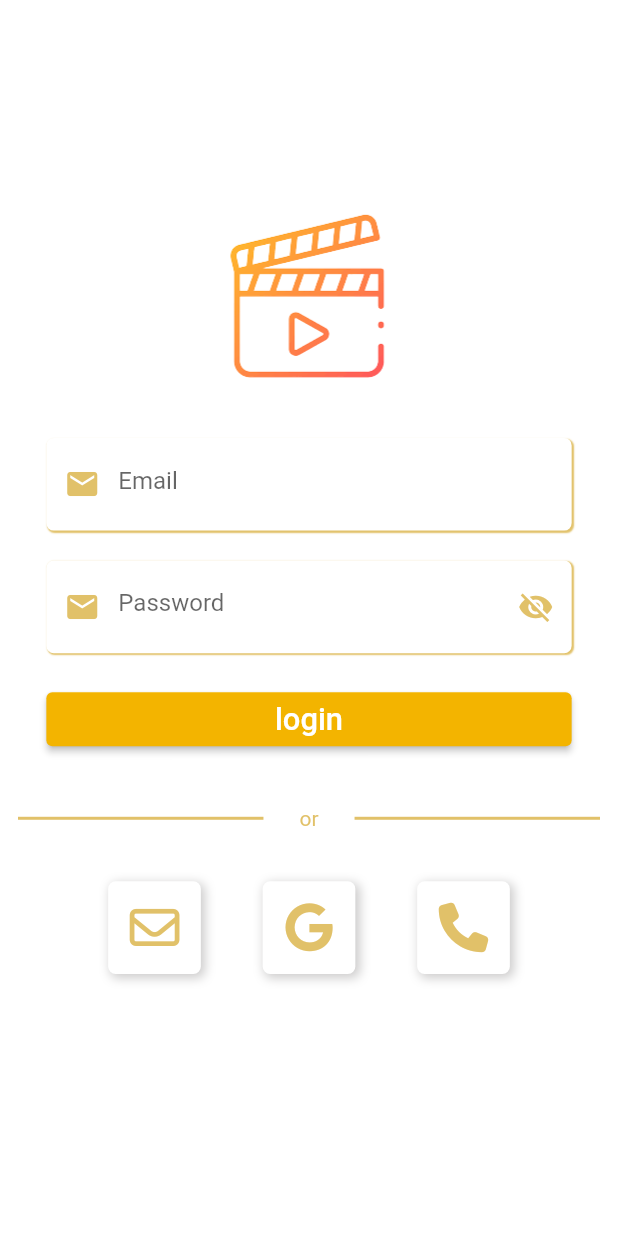
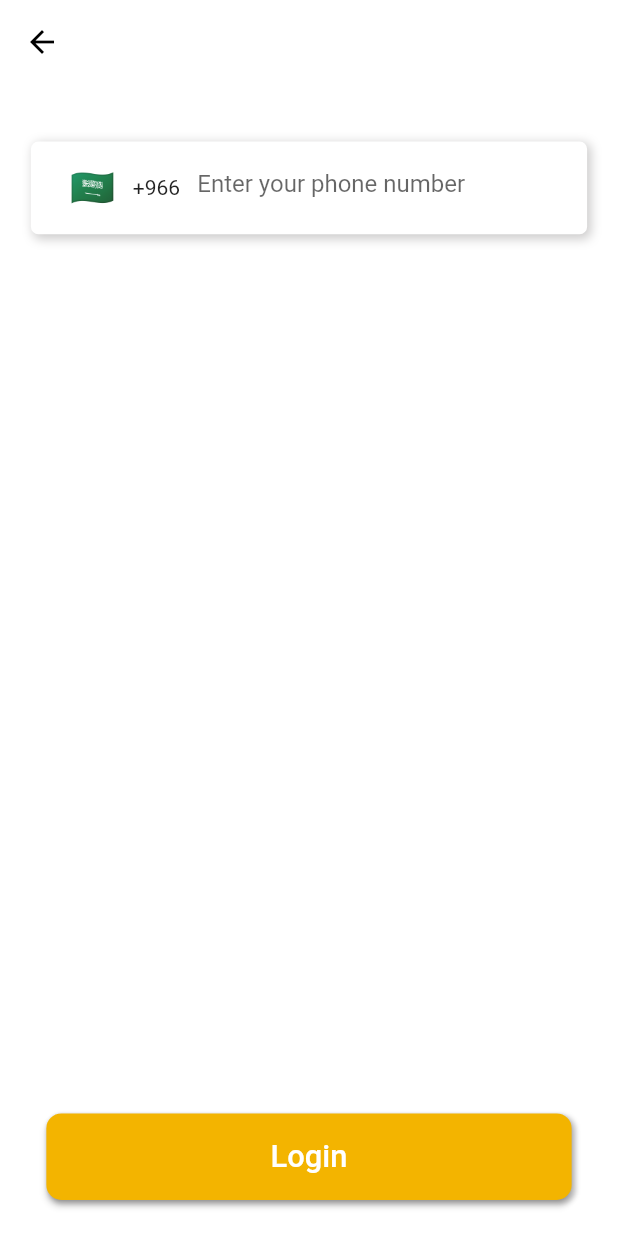
Before and after one commit to Ismail-Hagg/cineverse, a Flutter app: the screen it shows after launch, after a tap on an icon or button, on a phone screen of 412 x 824 dp. Run offline on Flutter 3.47's test engine with Material 2 defaults, Android fonts, the phone set to English and light mode, and no system bars; drawn by our look-alikes of intl_phone_number_input; our stand-ins replace adaptive_dialog, cloud_firestore, firebase_auth, firebase_core, font_awesome_flutter, get and 3 more; accounts and stored records are empty.

Commit message:
working on login methods

```diff
--- a/lib/controllers/auth_controller.dart
+++ b/lib/controllers/auth_controller.dart
@@ -1,10 +1,17 @@
+import 'package:adaptive_dialog/adaptive_dialog.dart';
 import 'package:cineverse/local_storage/user_data.dart';
 import 'package:cineverse/models/user_model.dart';
+import 'package:cineverse/pages/otp_page/otp_controller.dart';
+import 'package:cineverse/pages/pre_otp_page/pre_otp_controller.dart';
 import 'package:cineverse/utils/constants.dart';
 import 'package:firebase_auth/firebase_auth.dart';
 import 'package:cineverse/utils/enums.dart';
 import 'package:flutter/material.dart';
 import 'package:get/get.dart';
+import 'package:google_sign_in/google_sign_in.dart';
+import 'package:sms_autofill/sms_autofill.dart';
+
+import '../utils/functions.dart';
 
 class AuthController extends GetxController {
   final TargetPlatform platform;
@@ -26,6 +33,9 @@ class AuthController extends GetxController {
 
   bool _loading = false;
   bool get loading => _loading;
+
+  String _phoneCountry = '';
+  String get phoneCountry => _phoneCountry;
 
   final Map<FieldType, FocusNode> _nodes = {
     FieldType.loginEmail: FocusNode(),
@@ -114,8 +124,81 @@ class AuthController extends GetxController {
   // switch the theme
   void themeSwich() {
     print(Get.isDarkMode ? "Normal" : "Dark Mode");
-    _loading = !_loading;
+    // _loading = !_loading;
     Get.changeTheme(Get.isDarkMode ? lightTheme : darkTheme);
     update();
   }
+
+  // logout
+  void signOut() async {
+    await GoogleSignIn().signOut();
+    await _auth.signOut();
+    await DataPref().deleteUser();
+    update();
+  }
+
+  // phone login  start
+  phoneLoginStart({required BuildContext context}) async {
+    // start the loading animation
+    _loading = true;
+    update();
+
+    // check if we can get the phone number throught the plugin
+    await SmsAutoFill().hint.then((value) async {
+      if (value.toString() != 'null') {
+        // phone number was chosen so excute phone login and go to otp page
+
+        // turn off the loading animation
+        _loading = false;
+        update();
+      } else {
+        // no phone number was chosen so go to pre otp page
+        Get.to(() => const PreOtpController());
+
+        // turn off the loading animation
+        _loading = false;
+        update();
+      }
+    });
+  }
+
+  // set phone numbrt in usermodel
+  void moedelPhone({required String phone, required String country}) {
+    _userModel.phoneNumber =
+        phone.trim() == '' || phone.trim() == '+966' ? '' : phone.trim();
+    _phoneCountry = country;
+  }
+
+  // phone login function
+  void phoneLogin(
+      {required String phone, required BuildContext context}) async {
+    try {
+      await _auth.verifyPhoneNumber(
+        verificationCompleted: (credential) async {
+          await _auth.signInWithCredential(credential).then((value) async {});
+        },
+        verificationFailed: (e) async {
+          _loading = false;
+          update();
+          await showOkAlertDialog(
+              context: context,
+              title: 'error'.tr,
+              message: getMessageFromErrorCode(errorMessage: e.code));
+        },
+        codeSent: (verificationId, resendToken) async {
+          _loading = false;
+          update();
+          Get.to(() => OtpController(verificationId: verificationId));
+        },
+        codeAutoRetrievalTimeout: (verificationId) {},
+      );
+    } on FirebaseAuthException catch (e) {
+      // ignore: use_build_context_synchronously
+      await showOkAlertDialog(
+        context: context,
+        title: 'error'.tr,
+        message: getMessageFromErrorCode(errorMessage: e.code),
+      );
+    }
+  }
 }
--- a/lib/main.dart
+++ b/lib/main.dart
@@ -59,6 +59,7 @@ class MyApp extends StatelessWidget {
   Widget build(BuildContext context) {
     return GetMaterialApp(
       title: 'Cineverse',
+      locale: language,
       translations: Translation(),
       debugShowCheckedModeBanner: false,
       theme: lightTheme,
--- a/lib/pages/login_page/login_controller.dart
+++ b/lib/pages/login_page/login_controller.dart
@@ -11,7 +11,7 @@ class LoginController extends StatelessWidget {
   Widget build(BuildContext context) {
     double width = MediaQuery.of(context).size.width;
     return width <= phoneSize
-        ? LoginPhone()
+        ? const LoginPhone()
         : width > phoneSize && width <= tabletSize
             ? const LoginTablet()
             : const LoginDesktop();
--- a/lib/pages/login_page/login_phone.dart
+++ b/lib/pages/login_page/login_phone.dart
@@ -1,3 +1,4 @@
+import 'package:adaptive_dialog/adaptive_dialog.dart';
 import 'package:cineverse/controllers/auth_controller.dart';
 import 'package:cineverse/utils/enums.dart';
 import 'package:cineverse/widgets/custom_text.dart';
@@ -7,6 +8,8 @@ import 'package:flutter/material.dart';
 import 'package:font_awesome_flutter/font_awesome_flutter.dart';
 import 'package:get/get.dart';
 
+import 'package:sms_autofill/sms_autofill.dart';
+
 class LoginPhone extends StatelessWidget {
   const LoginPhone({super.key});
 
@@ -15,14 +18,15 @@ class LoginPhone extends StatelessWidget {
     return GestureDetector(
       onTap: () => Get.find<AuthController>().unfocusNodes(),
       child: Scaffold(
-        resizeToAvoidBottomInset: false,
+        // resizeToAvoidBottomInset: false,
         backgroundColor: Theme.of(context).colorScheme.background,
         body: LayoutBuilder(
           builder: (BuildContext context, BoxConstraints constraints) {
             double height = constraints.maxHeight;
             double width = constraints.maxWidth;
-            return SizedBox(
-              height: height,
+            return SingleChildScrollView(
+              child: SizedBox(
+                // height: height,
                 width: width,
                 child: GetBuilder<AuthController>(
                   init: Get.find<AuthController>(),
@@ -41,11 +45,12 @@ class LoginPhone extends StatelessWidget {
                         height: 20,
                       ),
                       LoginInput(
+                        action: TextInputAction.next,
                         width: width * 0.85,
                         height: width * 0.15,
                         focusNode:
                             controller.nodes[FieldType.loginEmail] as FocusNode,
-                      hintText: 'Email',
+                        hintText: 'email'.tr,
                         controller:
                             controller.txtControllers[FieldType.loginEmail]
                                 as TextEditingController,
@@ -59,17 +64,20 @@ class LoginPhone extends StatelessWidget {
                         height: 20,
                       ),
                       LoginInput(
+                        action: TextInputAction.done,
                         width: width * 0.85,
                         height: width * 0.15,
                         focusNode:
                             controller.nodes[FieldType.loginPass] as FocusNode,
-                      hintText: 'Password',
-                      controller: controller.txtControllers[FieldType.loginPass]
+                        hintText: "password".tr,
+                        controller:
+                            controller.txtControllers[FieldType.loginPass]
                                 as TextEditingController,
                         leadingIcon: const Icon(Icons.email),
                         obscure: controller.passOb,
                         type: TextInputType.text,
-                      isSelected: controller.flips[FieldType.loginPass] as bool,
+                        isSelected:
+                            controller.flips[FieldType.loginPass] as bool,
                         suffex: GestureDetector(
                           onTap: () => controller.passObscure(),
                           child: controller.passOb
@@ -77,12 +85,13 @@ class LoginPhone extends StatelessWidget {
                                   controller.platform == TargetPlatform.android
                                       ? Icons.visibility_off
                                       : CupertinoIcons.eye_slash_fill,
-                                color: Theme.of(context).colorScheme.secondary)
+                                  color:
+                                      Theme.of(context).colorScheme.secondary)
                               : Icon(
                                   controller.platform == TargetPlatform.android
                                       ? Icons.visibility
                                       : CupertinoIcons.eye_fill,
-                                color: Theme.of(context).colorScheme.secondary),
+                                  color: Theme.of(context).colorScheme.primary),
                         ),
                       ),
                       const SizedBox(
@@ -152,8 +161,9 @@ class LoginPhone extends StatelessWidget {
                               child: Text(
                                 'or'.tr,
                                 style: TextStyle(
-                                  color:
-                                      Theme.of(context).colorScheme.secondary),
+                                    color: Theme.of(context)
+                                        .colorScheme
+                                        .secondary),
                               ),
                             ),
                             Expanded(
@@ -187,9 +197,8 @@ class LoginPhone extends StatelessWidget {
                             width: width * 0.1,
                           ),
                           LoginInput(
-                          socialLog: () {
-                            print('------------ social shit--------------');
-                          },
+                            socialLog: () =>
+                                controller.phoneLoginStart(context: context),
                             height: width * 0.15,
                             width: width * 0.15,
                             obscure: false,
@@ -204,9 +213,8 @@ class LoginPhone extends StatelessWidget {
                             width: width * 0.1,
                           ),
                           LoginInput(
-                          socialLog: () {
-                            print('------------ social shit--------------');
-                          },
+                            socialLog: () =>
+                                controller.phoneLoginStart(context: context),
                             height: width * 0.15,
                             width: width * 0.15,
                             obscure: false,
@@ -216,10 +224,11 @@ class LoginPhone extends StatelessWidget {
                               color: Theme.of(context).colorScheme.secondary,
                               size: width * 0.08,
                             ),
-                        )
+                          ),
                         ],
-                    )
+                      ),
                     ],
+                  ),
                 ),
               ),
             );
--- /dev/null
+++ b/lib/pages/pre_otp_page/phone_pre_otp.dart
@@ -0,0 +1,153 @@
+import 'package:cineverse/controllers/auth_controller.dart';
+import 'package:cineverse/pages/otp_page/otp_controller.dart';
+import 'package:cineverse/widgets/custom_text.dart';
+import 'package:cineverse/widgets/login_input.dart';
+import 'package:flutter/cupertino.dart';
+import 'package:get/get.dart';
+import 'package:flutter/material.dart';
+import 'package:intl_phone_number_input/intl_phone_number_input.dart';
+
+import '../../utils/constants.dart';
+
+class PreOtpPhone extends StatelessWidget {
+  const PreOtpPhone({super.key});
+
+  @override
+  Widget build(BuildContext context) {
+    AuthController controller = Get.find<AuthController>();
+    return Scaffold(
+      backgroundColor: Theme.of(context).colorScheme.background,
+      appBar: AppBar(
+        elevation: 0,
+        backgroundColor: Theme.of(context).colorScheme.background,
+        leading: controller.platform == TargetPlatform.iOS
+            ? CupertinoButton(
+                child: Icon(CupertinoIcons.back,
+                    color: Theme.of(context).colorScheme.primary),
+                onPressed: () => Get.back(),
+              )
+            : IconButton(
+                splashRadius: 15,
+                onPressed: () => Get.back(),
+                icon: Icon(
+                  Icons.arrow_back,
+                  color: blackColor,
+                ),
+              ),
+      ),
+      body: LayoutBuilder(
+        builder: (BuildContext context, BoxConstraints constraints) {
+          double width = constraints.maxWidth;
+          double height = constraints.maxHeight;
+          return SizedBox(
+            width: width,
+            child: Column(
+              crossAxisAlignment: CrossAxisAlignment.center,
+              children: [
+                SizedBox(
+                  height: height * 0.05,
+                ),
+                LoginInput(
+                  height: width * 0.15,
+                  width: width * 0.9,
+                  obscure: false,
+                  isSelected: true,
+                  other: InternationalPhoneNumberInput(
+                    autoFocus: true,
+                    keyboardAction: TextInputAction.next,
+                    keyboardType: TextInputType.number,
+                    hintText: 'enterphone'.tr,
+                    initialValue: PhoneNumber(
+                        isoCode: 'SA',
+                        phoneNumber: controller.userModel.phoneNumber,
+                        dialCode: '+966'),
+                    inputBorder: InputBorder.none,
+                    cursorColor: Colors.transparent,
+                    autoValidateMode: AutovalidateMode.disabled,
+                    selectorConfig: const SelectorConfig(
+                        selectorType: PhoneInputSelectorType.DIALOG,
+                        useEmoji: true,
+                        leadingPadding: 18,
+                        setSelectorButtonAsPrefixIcon: true),
+                    onInputChanged: (val) {
+                      print('==== $val ====');
+                    },
+                  ),
+                ),
+                Expanded(child: Container()),
+                Padding(
+                  padding: const EdgeInsets.symmetric(vertical: 24),
+                  child: SafeArea(
+                    child: Container(
+                      decoration: BoxDecoration(
+                        borderRadius: BorderRadius.circular(10),
+                        boxShadow: [
+                          BoxShadow(
+                            color: Theme.of(context).colorScheme.shadow,
+                            spreadRadius: 0.5,
+                            blurRadius: 2,
+                            offset: const Offset(2, 2),
+                          ),
+                        ],
+                      ),
+                      width: width * 0.85,
+                      height: width * 0.14,
+                      child: GetBuilder<AuthController>(
+                        init: Get.find<AuthController>(),
+                        builder: (build) => build.platform == TargetPlatform.iOS
+                            ? CupertinoButton(
+                                color: Theme.of(context).colorScheme.primary,
+                                borderRadius: BorderRadius.circular(10.0),
+                                child: build.loading
+                                    ? CupertinoActivityIndicator(
+                                        color: Theme.of(context)
+                                            .colorScheme
+                                            .background,
+                                        radius: 12,
+                                      )
+                                    : CustomText(
+                                        text: 'login'.tr,
+                                        align: TextAlign.left,
+                                        size: width * 0.05,
+                                      ),
+                                onPressed: () {
+                                  Get.to(() => const OtpController(
+                                        verificationId: '',
+                                      ));
+                                }
+                                // build.phoneLogin(context: context),
+                                )
+                            : ElevatedButton(
+                                style: ButtonStyle(
+                                  shape: MaterialStateProperty.all<
+                                      RoundedRectangleBorder>(
+                                    RoundedRectangleBorder(
+                                      borderRadius: BorderRadius.circular(10.0),
+                                    ),
+                                  ),
+                                ),
+                                onPressed: () {},
+                                child: build.loading
+                                    ? CircularProgressIndicator(
+                                        color: Theme.of(context)
+                                            .colorScheme
+                                            .background,
+                                      )
+                                    : CustomText(
+                                        text: 'login'.tr,
+                                        size: width * 0.05,
+                                        align: TextAlign.left,
+                                      ),
+                              ),
+                      ),
+                    ),
+                  ),
+                ),
+              ],
+            ),
+          );
+        },
+      ),
+    );
+  }
+}
--- /dev/null
+++ b/lib/pages/pre_otp_page/pre_otp_controller.dart
@@ -0,0 +1,19 @@
+import 'package:cineverse/pages/pre_otp_page/desktop_pre_otp.dart';
+import 'package:cineverse/pages/pre_otp_page/phone_pre_otp.dart';
+import 'package:cineverse/pages/pre_otp_page/tablet_pre_otp.dart';
+import 'package:cineverse/utils/constants.dart';
+import 'package:flutter/cupertino.dart';
+
+class PreOtpController extends StatelessWidget {
+  const PreOtpController({super.key});
+
+  @override
+  Widget build(BuildContext context) {
+    double width = MediaQuery.of(context).size.width;
+    return width <= phoneSize
+        ? const PreOtpPhone()
+        : width > phoneSize && width <= tabletSize
+            ? const PreOtpTablet()
+            : const PreOtpDesktop();
+  }
+}
--- a/lib/widgets/login_input.dart
+++ b/lib/widgets/login_input.dart
@@ -34,7 +34,9 @@ class LoginInput extends StatelessWidget {
 
   @override
   Widget build(BuildContext context) {
-    return AnimatedContainer(
+    return GestureDetector(
+      onTap: socialLog,
+      child: AnimatedContainer(
         duration: const Duration(milliseconds: 100),
         height: height,
         width: width,
@@ -52,7 +54,7 @@ class LoginInput extends StatelessWidget {
                     ]
                   : [
                       BoxShadow(
-                        color: Theme.of(context).colorScheme.secondary,
+                          color: Theme.of(context).colorScheme.shadow,
                           blurRadius: 0.1,
                           offset: const Offset(1, 1),
                           spreadRadius: 0.1),
@@ -66,8 +68,6 @@ class LoginInput extends StatelessWidget {
                 ],
         ),
         child: Center(
-        child: GestureDetector(
-          onTap: socialLog,
           child: other ??
               TextField(
                 obscureText: obscure,
--- a/pubspec.yaml
+++ b/pubspec.yaml
@@ -39,6 +39,11 @@ dependencies:
   firebase_auth: ^4.10.1
   shared_preferences: ^2.2.2
   font_awesome_flutter: ^10.6.0
+  sms_autofill: ^2.3.0
+  adaptive_dialog: ^1.9.0+2
+  intl_phone_number_input: ^0.7.3+1
+  google_sign_in: ^6.1.5
+  cloud_firestore: ^4.12.1
 
 dev_dependencies:
   flutter_test:
```
Also changed, not shown: lib/pages/otp_page/otp_controller.dart (added, +22 -0 lines), lib/pages/otp_page/otp_desktop.dart (added, +10 -0 lines), lib/pages/otp_page/otp_phone.dart (added, +108 -0 lines), lib/pages/otp_page/otp_tablet.dart (added, +10 -0 lines), lib/pages/pre_otp_page/desktop_pre_otp.dart (added, +10 -0 lines), lib/pages/pre_otp_page/tablet_pre_otp.dart (added, +10 -0 lines), lib/services/firebase_service.dart (added, +25 -0 lines), lib/utils/functions.dart (+30 -0 lines), pubspec.lock, 7 other files. Lines whose indentation alone changed are shown as unchanged.
